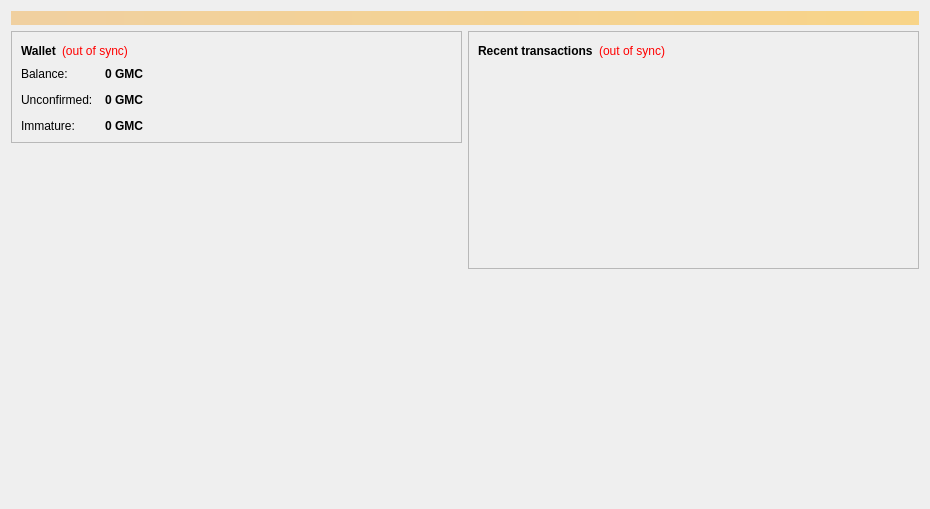
gamers-coin/gamecredits, file src/qt/forms/overviewpage.ui: the form before one commit.
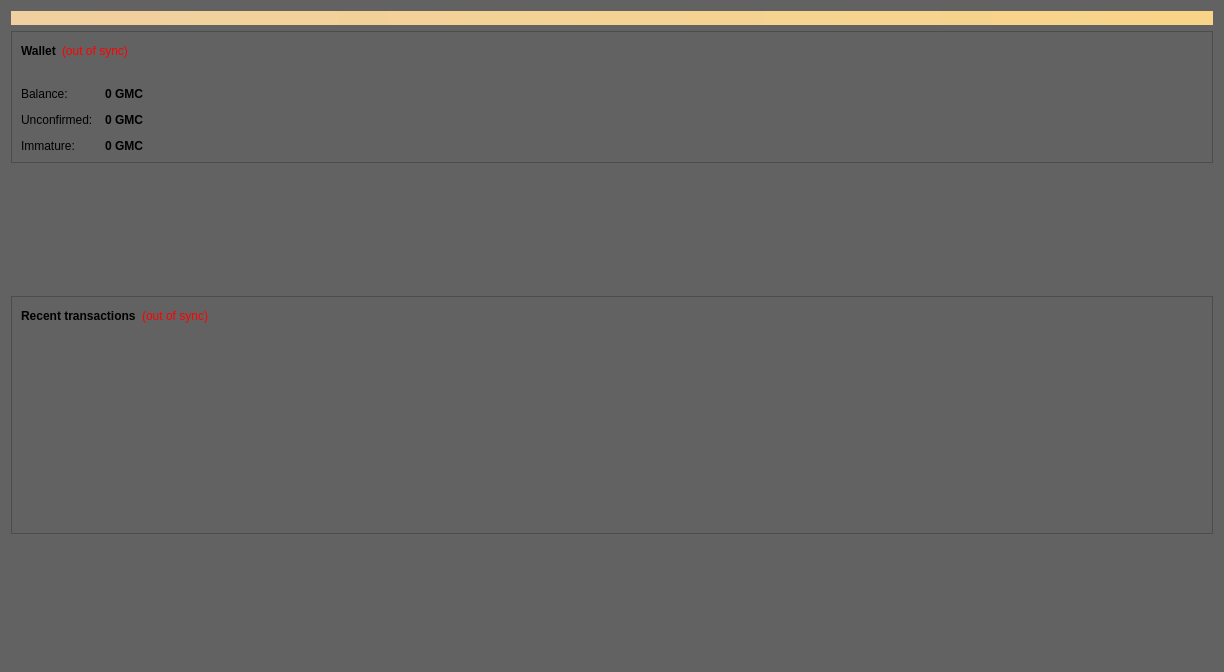
The form after the commit. Icons and pictures are not drawn.

What changed in the file:
```diff
--- a/src/qt/forms/overviewpage.ui
+++ b/src/qt/forms/overviewpage.ui
@@ -6,10 +6,101 @@
    <rect>
     <x>0</x>
     <y>0</y>
-    <width>930</width>
-    <height>509</height>
+    <width>1224</width>
+    <height>672</height>
    </rect>
   </property>
+  <property name="palette">
+   <palette>
+    <active>
+     <colorrole role="Button">
+      <brush brushstyle="SolidPattern">
+       <color alpha="255">
+        <red>0</red>
+        <green>0</green>
+        <blue>255</blue>
+       </color>
+      </brush>
+     </colorrole>
+     <colorrole role="Base">
+      <brush brushstyle="SolidPattern">
+       <color alpha="255">
+        <red>102</red>
+        <green>102</green>
+        <blue>102</blue>
+       </color>
+      </brush>
+     </colorrole>
+     <colorrole role="Window">
+      <brush brushstyle="SolidPattern">
+       <color alpha="255">
+        <red>99</red>
+        <green>98</green>
+        <blue>98</blue>
+       </color>
+      </brush>
+     </colorrole>
+    </active>
+    <inactive>
+     <colorrole role="Button">
+      <brush brushstyle="SolidPattern">
+       <color alpha="255">
+        <red>0</red>
+        <green>0</green>
+        <blue>255</blue>
+       </color>
+      </brush>
+     </colorrole>
+     <colorrole role="Base">
+      <brush brushstyle="SolidPattern">
+       <color alpha="255">
+        <red>102</red>
+        <green>102</green>
+        <blue>102</blue>
+       </color>
+      </brush>
+     </colorrole>
+     <colorrole role="Window">
+      <brush brushstyle="SolidPattern">
+       <color alpha="255">
+        <red>99</red>
+        <green>98</green>
+        <blue>98</blue>
+       </color>
+      </brush>
+     </colorrole>
+    </inactive>
+    <disabled>
+     <colorrole role="Button">
+      <brush brushstyle="SolidPattern">
+       <color alpha="255">
+        <red>0</red>
+        <green>0</green>
+        <blue>255</blue>
+       </color>
+      </brush>
+     </colorrole>
+     <colorrole role="Base">
+      <brush brushstyle="SolidPattern">
+       <color alpha="255">
+        <red>99</red>
+        <green>98</green>
+        <blue>98</blue>
+       </color>
+      </brush>
+     </colorrole>
+     <colorrole role="Window">
+      <brush brushstyle="SolidPattern">
+       <color alpha="255">
+        <red>99</red>
+        <green>98</green>
+        <blue>98</blue>
+       </color>
+      </brush>
+     </colorrole>
+    </disabled>
+   </palette>
+  </property>
   <property name="windowTitle">
    <string>Form</string>
   </property>
@@ -31,7 +122,7 @@
     </widget>
    </item>
    <item>
-    <layout class="QHBoxLayout" name="horizontalLayout" stretch="1,1">
+    <layout class="QHBoxLayout" name="horizontalLayout" stretch="1,0">
      <item>
       <layout class="QVBoxLayout" name="verticalLayout_2">
        <item>
@@ -89,6 +180,16 @@
             </item>
            </layout>
           </item>
+          <item alignment="Qt::AlignHCenter">
+           <widget class="QLabel" name="label_2">
+            <property name="text">
+             <string/>
+            </property>
+            <property name="pixmap">
+             <pixmap resource="../bitcoin.qrc">:/images/gmclogo</pixmap>
+            </property>
+           </widget>
+          </item>
           <item>
            <layout class="QFormLayout" name="formLayout_2">
             <property name="fieldGrowthPolicy">
@@ -100,14 +201,14 @@
             <property name="verticalSpacing">
              <number>12</number>
             </property>
-            <item row="0" column="0">
+            <item row="1" column="0">
              <widget class="QLabel" name="label">
               <property name="text">
                <string>Balance:</string>
               </property>
              </widget>
             </item>
-            <item row="0" column="1">
+            <item row="1" column="1">
              <widget class="QLabel" name="labelBalance">
               <property name="font">
                <font>
@@ -129,14 +230,14 @@
               </property>
              </widget>
             </item>
-            <item row="1" column="0">
+            <item row="2" column="0">
              <widget class="QLabel" name="label_3">
               <property name="text">
                <string>Unconfirmed:</string>
               </property>
              </widget>
             </item>
-            <item row="1" column="1">
+            <item row="2" column="1">
              <widget class="QLabel" name="labelUnconfirmed">
               <property name="font">
                <font>
@@ -158,14 +259,14 @@
               </property>
              </widget>
             </item>
-            <item row="2" column="0">
+            <item row="3" column="0">
              <widget class="QLabel" name="labelImmatureText">
               <property name="text">
                <string>Immature:</string>
               </property>
              </widget>
             </item>
-            <item row="2" column="1">
+            <item row="3" column="1">
              <widget class="QLabel" name="labelImmature">
               <property name="font">
                <font>
@@ -190,7 +291,7 @@
         </widget>
        </item>
        <item>
-        <spacer name="verticalSpacer">
+        <spacer name="verticalSpacer_2">
          <property name="orientation">
           <enum>Qt::Vertical</enum>
          </property>
@@ -202,20 +303,6 @@
          </property>
         </spacer>
        </item>
-       <item>
-        <widget class="QLabel" name="label_2">
-         <property name="text">
-          <string/>
-         </property>
-         <property name="pixmap">
-          <pixmap resource="../bitcoin.qrc">:/images/gmclogo</pixmap>
-         </property>
-        </widget>
-       </item>
-      </layout>
-     </item>
-     <item>
-      <layout class="QVBoxLayout" name="verticalLayout_3">
        <item>
         <widget class="QFrame" name="frame_2">
          <property name="frameShape">
@@ -288,7 +375,7 @@
         </widget>
        </item>
        <item>
-        <spacer name="verticalSpacer_2">
+        <spacer name="verticalSpacer">
          <property name="orientation">
           <enum>Qt::Vertical</enum>
          </property>
```
Left out of the diff: 3 changed lines with no effect on the pictures.
